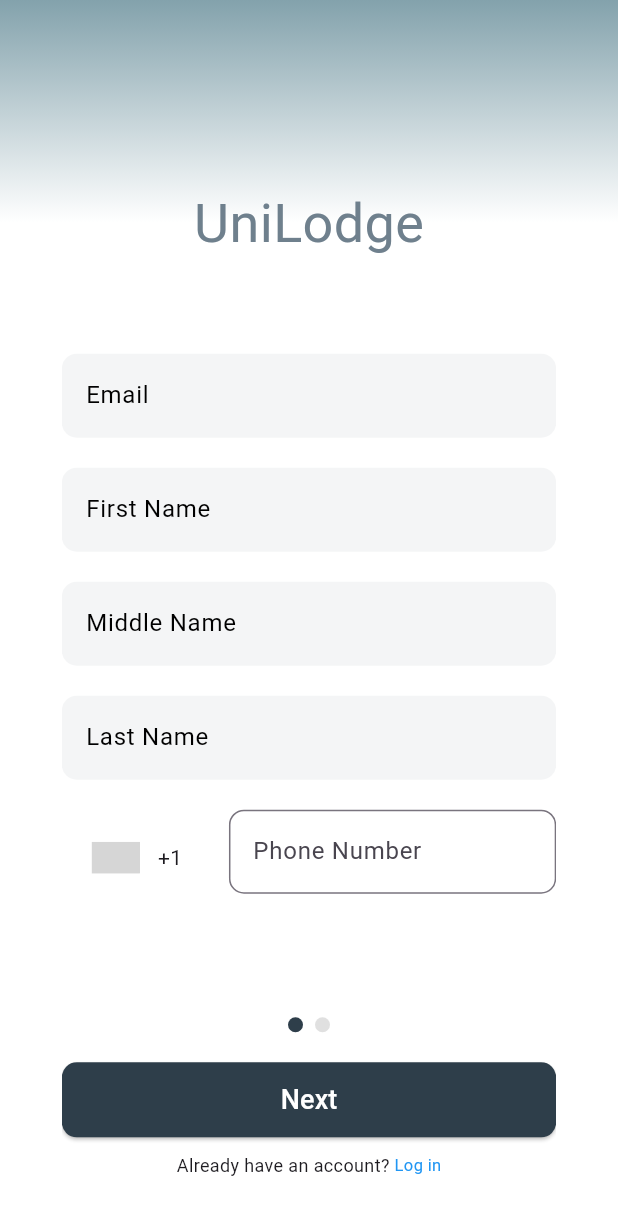
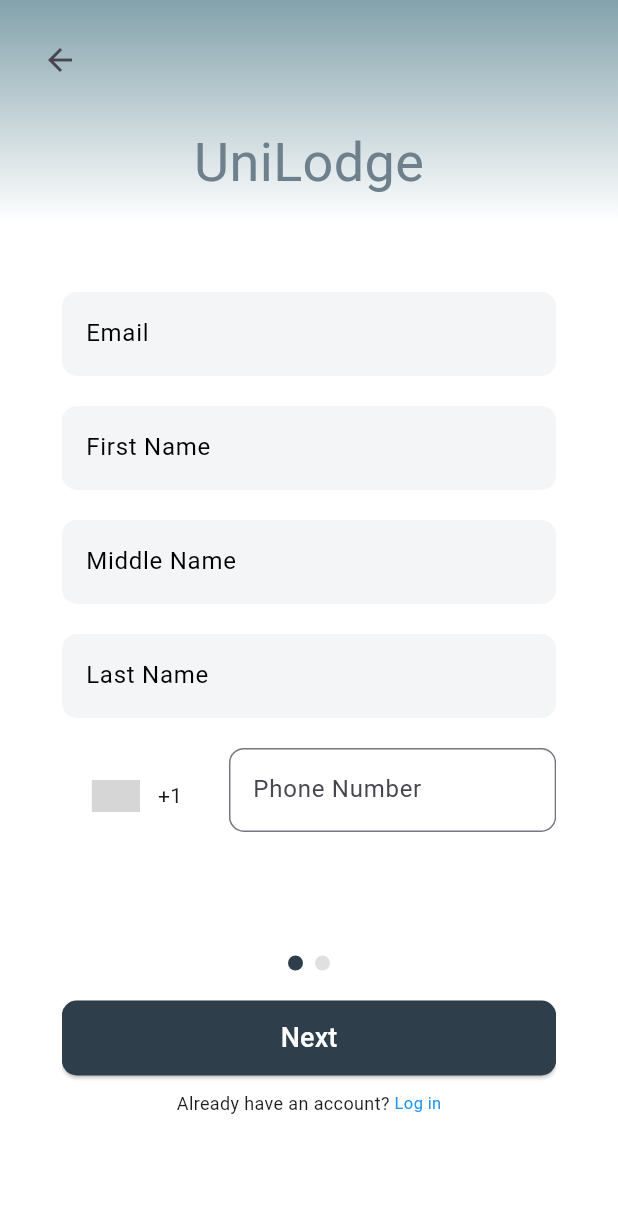
Before and after one commit to Swa-ne/UniLodge, a Flutter app: the AccountSelectionSignup screen opened by its route, after a tap on "Use email or username", on a phone screen of 412 x 824 dp. Shown: the top 1215 px of the screen. Run offline on Flutter 3.47's test engine with Material 3 defaults, Android fonts, the phone set to English and light mode, and no system bars; drawn by our look-alikes of intl_phone_number_input; our stand-ins replace go_router; missing offline and left inert: dlibphonenumber; network calls fail; Roboto replaces fonts that are missing (TrainOne); grey boxes are pictures that could not be loaded.

Commit message:
Refactored login and signup pages to add back navigation buttons, and adjusted layout of AuthButton and reduced minimum button height to improve consistency across screens.

```diff
--- a/unilodge/lib/presentation/auth/pages/signUp.dart
+++ b/unilodge/lib/presentation/auth/pages/signUp.dart
@@ -17,7 +17,6 @@ class _SignUpState extends State<SignUp> {
   final PageController _pageController = PageController();
   int _currentPage = 0;
   DateTime? _selectedDate;
-  String _initialCountry = 'US';
   PhoneNumber _phoneNumber = PhoneNumber(isoCode: 'US');
   PhoneNumberUtil phoneUtil = PhoneNumberUtil.instance;
 
@@ -92,7 +91,9 @@ class _SignUpState extends State<SignUp> {
         child: SizedBox(
           width: screenWidth,
           height: screenHeight,
-          child: Padding(
+          child: Stack(
+            children: [
+              Padding(
                 padding: EdgeInsets.symmetric(
                   horizontal: screenWidth * 0.1,
                 ),
@@ -100,7 +101,7 @@ class _SignUpState extends State<SignUp> {
                   crossAxisAlignment: CrossAxisAlignment.center,
                   mainAxisSize: MainAxisSize.min,
                   children: [
-                SizedBox(height: screenHeight * 0.15),
+                    SizedBox(height: screenHeight * 0.1),
                     const Text(
                       'UniLodge',
                       style: TextStyle(
@@ -127,6 +128,18 @@ class _SignUpState extends State<SignUp> {
                     ),
                   ],
                 ),
+              ),
+              Positioned(
+                top: 16.0,
+                left: 16.0,
+                child: IconButton(
+                  icon: const Icon(Icons.arrow_back),
+                  onPressed: () {
+                    context.go("/account-selection-signup");
+                  },
+                ),
+              ),
+            ],
           ),
         ),
       ),
--- a/unilodge/lib/presentation/auth/widgets/authButton.dart
+++ b/unilodge/lib/presentation/auth/widgets/authButton.dart
@@ -22,7 +22,7 @@ class AuthButton extends StatelessWidget {
         side: const BorderSide(
           color: AppColors.primary,
         ),
-        minimumSize: const Size(double.infinity, 60),
+        minimumSize: const Size(double.infinity, 50),
       ),
       child: Row(
         mainAxisAlignment: MainAxisAlignment.start,
```
Also changed, not shown: unilodge/lib/presentation/auth/pages/login.dart (+16 -2 lines). Lines whose indentation alone changed are shown as unchanged.
